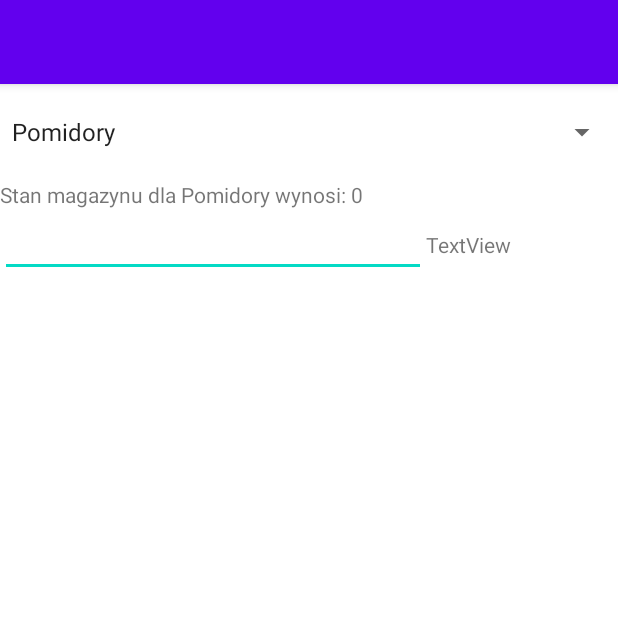
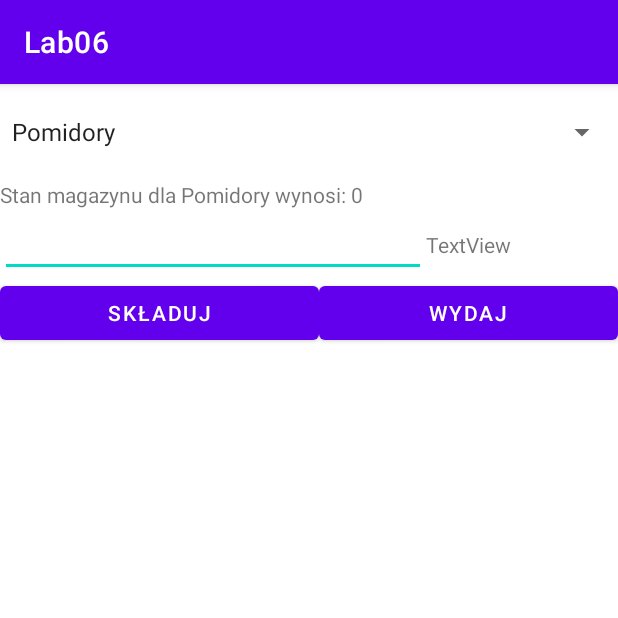
Before and after one commit to kamilcinner/ism-lab-6, an Android app: the screen it shows after launch (MainActivity), on a phone screen of 412 x 824 dp, the top half of it. Run offline under Robolectric (Android 15) with nearby library versions, the phone set to English and light mode, and no system bars.

Commit message:
Added some code

```diff
--- a/app/src/main/res/layout/activity_main.xml
+++ b/app/src/main/res/layout/activity_main.xml
@@ -24,7 +24,7 @@
 
     <LinearLayout
         android:layout_width="match_parent"
-        android:layout_height="match_parent"
+        android:layout_height="wrap_content"
         android:orientation="horizontal">
 
         <EditText
@@ -45,7 +45,7 @@
 
     <LinearLayout
         android:layout_width="match_parent"
-        android:layout_height="match_parent"
+        android:layout_height="wrap_content"
         android:orientation="horizontal">
 
         <Button
@@ -60,6 +60,6 @@
             android:layout_width="wrap_content"
             android:layout_height="wrap_content"
             android:layout_weight="1"
-            android:text="Button" />
+            android:text="WYDAJ" />
     </LinearLayout>
 </LinearLayout>
--- a/app/src/main/res/values/strings.xml
+++ b/app/src/main/res/values/strings.xml
@@ -1,4 +1,5 @@
 <resources>
+    <string name="app_name">Lab06</string>
 
     <string-array name="Asortyment">
 
```
